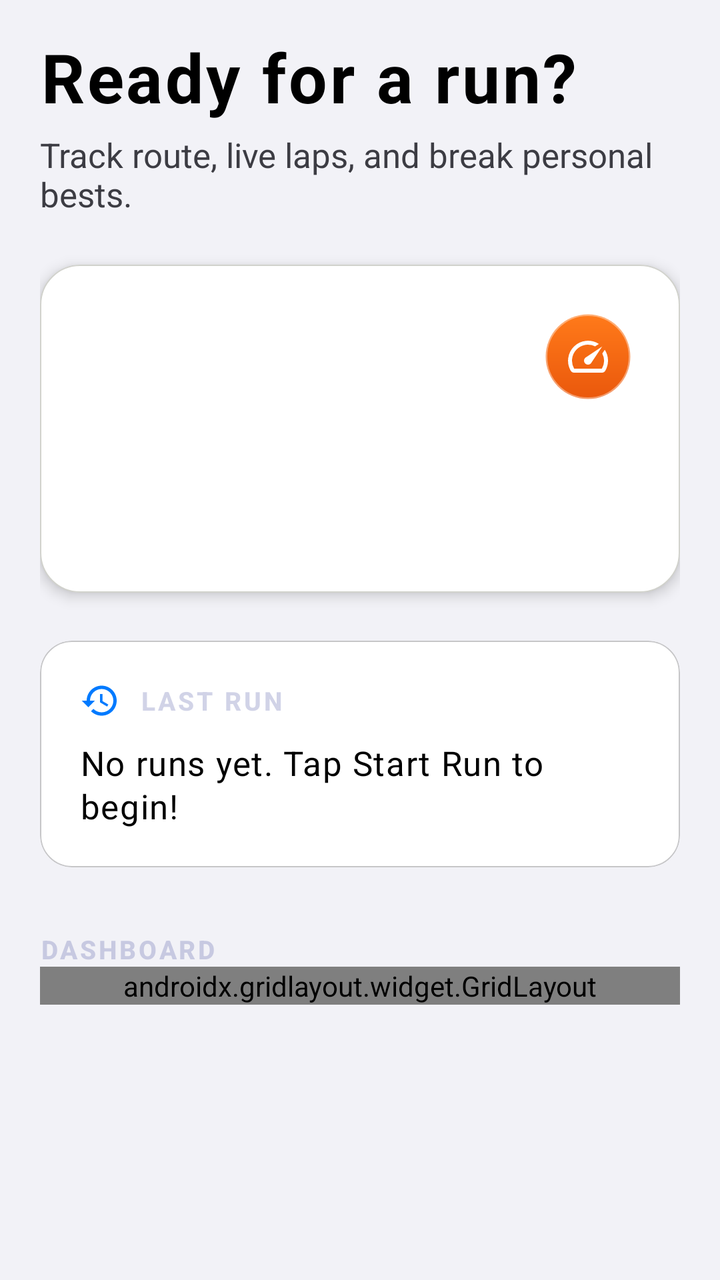
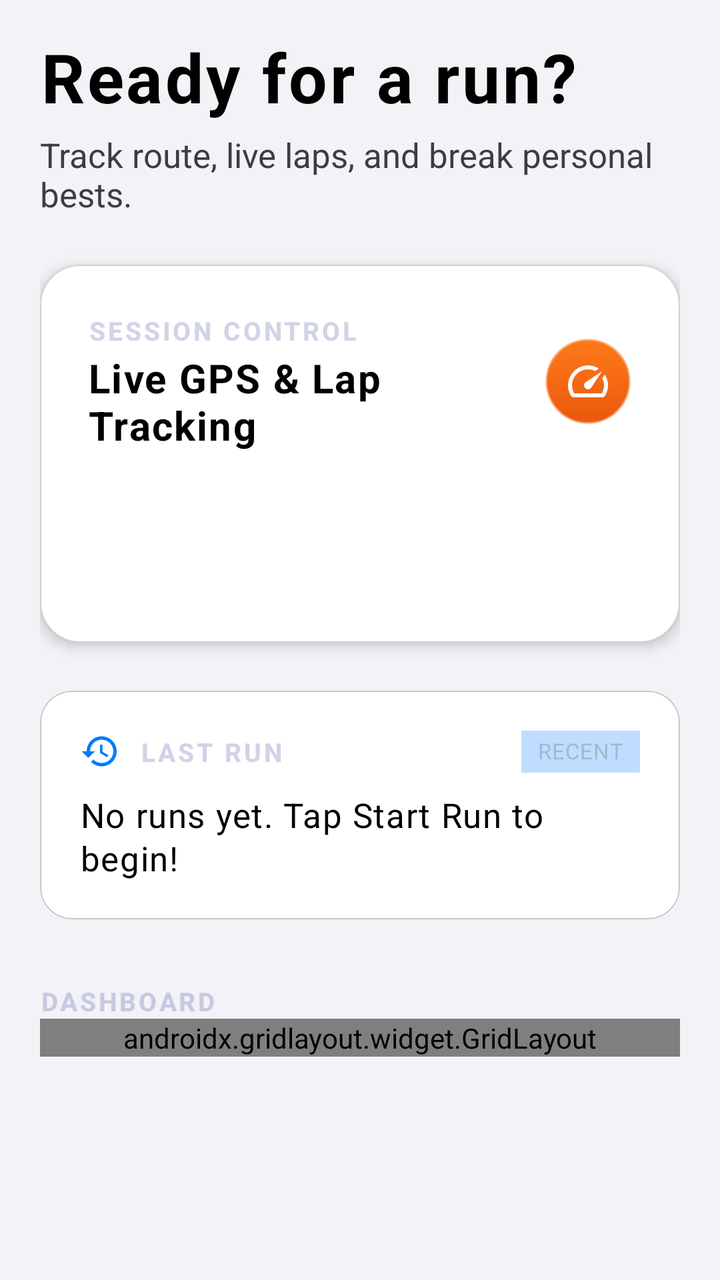

An Android layout rendered at two revisions. The XML below is the earlier revision; the diff shows what the commit changed to produce the second picture.
<!-- AndroidManifest.xml: application theme Theme.ShameTracker -->
<!-- res/layout/fragment_home.xml -->
<?xml version="1.0" encoding="utf-8"?>
<androidx.core.widget.NestedScrollView
    xmlns:android="http://schemas.android.com/apk/res/android"
    xmlns:app="http://schemas.android.com/apk/res-auto"
    xmlns:tools="http://schemas.android.com/tools"
    android:layout_width="match_parent"
    android:layout_height="match_parent"
    android:background="@color/background"
    android:fillViewport="true"
    android:clipToPadding="false"
    android:paddingBottom="40dp">

    <androidx.constraintlayout.widget.ConstraintLayout
        android:layout_width="match_parent"
        android:layout_height="wrap_content"
        android:paddingHorizontal="20dp"
        android:paddingTop="20dp">

        
        <LinearLayout
            android:id="@+id/headerLayout"
            android:layout_width="match_parent"
            android:layout_height="wrap_content"
            android:orientation="vertical"
            app:layout_constraintTop_toTopOf="parent"
            app:layout_constraintStart_toStartOf="parent"
            app:layout_constraintEnd_toEndOf="parent">

            <TextView
                android:id="@+id/tvGreeting"
                android:layout_width="wrap_content"
                android:layout_height="wrap_content"
                android:text="Ready for a run?"
                android:textSize="34sp"
                android:textStyle="bold"
                android:textColor="@color/label_primary"
                android:includeFontPadding="false"
                android:letterSpacing="0.037" />

            <TextView
                android:layout_width="wrap_content"
                android:layout_height="wrap_content"
                android:text="Track route, live laps, and break personal bests."
                android:textSize="17sp"
                android:textColor="@color/label_secondary"
                android:layout_marginTop="6dp" />
        </LinearLayout>

        
        <com.google.android.material.card.MaterialCardView
            android:id="@+id/cardStartHero"
            android:layout_width="match_parent"
            android:layout_height="wrap_content"
            android:layout_marginTop="24dp"
            style="@style/Widget.ShameTracker.GlassCard.Elevated"
            app:layout_constraintTop_toBottomOf="@id/headerLayout"
            app:layout_constraintStart_toStartOf="parent"
            app:layout_constraintEnd_toEndOf="parent">

            <LinearLayout
                android:layout_width="match_parent"
                android:layout_height="wrap_content"
                android:orientation="vertical"
                android:padding="24dp">

                <LinearLayout
                    android:layout_width="match_parent"
                    android:layout_height="wrap_content"
                    android:orientation="horizontal"
                    android:gravity="center_vertical"
                    android:layout_marginBottom="16dp">

                    <LinearLayout
                        android:layout_width="0dp"
                        android:layout_height="wrap_content"
                        android:layout_weight="1"
                        android:orientation="vertical">

                        <TextView
                            style="@style/TextAppearance.ShameTracker.SectionTitle"
                            android:text="SESSION CONTROL" />

                        <TextView
                            style="@style/TextAppearance.ShameTracker.Title3"
                            android:text="Live GPS &amp; Lap Tracking"
                            android:layout_marginTop="4dp" />
                    </LinearLayout>

                    <androidx.appcompat.widget.AppCompatImageView
                        android:layout_width="44dp"
                        android:layout_height="44dp"
                        android:src="@drawable/ic_speed"
                        android:background="@drawable/bg_button_primary_accent"
                        android:padding="10dp"
                        android:contentDescription="@null"
                        android:scaleType="centerInside" />
                </LinearLayout>

                <Button
                    android:id="@+id/btnStartSession"
                    style="@style/Widget.ShameTracker.Button.Primary"
                    android:layout_width="match_parent"
                    android:layout_height="56dp"
                    android:text="@string/start_session"
                    android:drawableStart="@drawable/ic_play_arrow"
                    android:drawableTint="#FFFFFF"
                    android:drawablePadding="12dp"
                    android:paddingHorizontal="32dp"
                    android:insetLeft="0dp"
                    android:insetRight="0dp" />
            </LinearLayout>
        </com.google.android.material.card.MaterialCardView>

        
        <com.google.android.material.card.MaterialCardView
            android:id="@+id/cardLastRun"
            android:layout_width="match_parent"
            android:layout_height="wrap_content"
            android:layout_marginTop="24dp"
            style="@style/Widget.ShameTracker.SectionCard"
            app:layout_constraintTop_toBottomOf="@id/cardStartHero"
            app:layout_constraintStart_toStartOf="parent"
            app:layout_constraintEnd_toEndOf="parent">

            <LinearLayout
                android:layout_width="match_parent"
                android:layout_height="wrap_content"
                android:orientation="vertical"
                android:padding="20dp">

                <LinearLayout
                    android:layout_width="match_parent"
                    android:layout_height="wrap_content"
                    android:orientation="horizontal"
                    android:gravity="center_vertical"
                    android:layout_marginBottom="12dp">

                    <androidx.appcompat.widget.AppCompatImageView
                        android:layout_width="20dp"
                        android:layout_height="20dp"
                        android:src="@drawable/ic_history"
                        app:tint="@color/system_blue"
                        android:layout_marginEnd="10dp"
                        android:contentDescription="@null" />

                    <TextView
                        android:layout_width="0dp"
                        android:layout_height="wrap_content"
                        android:layout_weight="1"
                        style="@style/TextAppearance.ShameTracker.SectionTitle"
                        android:text="@string/last_run" />

                    <TextView
                        style="@style/TextAppearance.ShameTracker.Caption2"
                        android:text="RECENT"
                        android:background="@color/glass_border_blue"
                        android:paddingHorizontal="8dp"
                        android:paddingVertical="4dp" />
                </LinearLayout>

                <TextView
                    android:id="@+id/tvLastRunInfo"
                    android:layout_width="match_parent"
                    android:layout_height="wrap_content"
                    android:text="@string/no_recent_run"
                    style="@style/TextAppearance.ShameTracker.Body"
                    android:lineSpacingExtra="2dp" />
            </LinearLayout>
        </com.google.android.material.card.MaterialCardView>

        
        <TextView
            android:id="@+id/tvExploreTitle"
            android:layout_width="wrap_content"
            android:layout_height="wrap_content"
            android:layout_marginTop="32dp"
            android:layout_marginBottom="16dp"
            style="@style/TextAppearance.ShameTracker.SectionTitle"
            android:text="DASHBOARD"
            app:layout_constraintTop_toBottomOf="@id/cardLastRun"
            app:layout_constraintStart_toStartOf="parent" />

        <androidx.gridlayout.widget.GridLayout
            android:id="@+id/gridNav"
            android:layout_width="match_parent"
            android:layout_height="wrap_content"
            android:columnCount="2"
            android:rowCount="2"
            android:alignmentMode="alignMargins"
            app:layout_constraintTop_toBottomOf="@id/tvExploreTitle"
            app:layout_constraintStart_toStartOf="parent"
            app:layout_constraintEnd_toEndOf="parent">

            
            <com.google.android.material.card.MaterialCardView
                android:id="@+id/btnHistory"
                android:layout_width="0dp"
                android:layout_height="110dp"
                android:layout_columnWeight="1"
                android:layout_marginEnd="8dp"
                android:layout_marginBottom="16dp"
                android:clickable="true"
                android:focusable="true"
                android:foreground="?attr/selectableItemBackground"
                style="@style/Widget.ShameTracker.GlassCard"
                app:layout_columnWeight="1">

                <LinearLayout
                    android:layout_width="match_parent"
                    android:layout_height="match_parent"
                    android:orientation="vertical"
                    android:gravity="center"
                    android:padding="16dp">

                    <androidx.appcompat.widget.AppCompatImageView
                        android:layout_width="28dp"
                        android:layout_height="28dp"
                        android:src="@drawable/ic_history"
                        app:tint="@color/system_blue"
                        android:layout_marginBottom="8dp"
                        android:contentDescription="@null" />

                    <TextView
                        android:layout_width="wrap_content"
                        android:layout_height="wrap_content"
                        style="@style/TextAppearance.ShameTracker.Subheadline"
                        android:text="@string/history"
                        android:textColor="@color/label_primary" />
                </LinearLayout>
            </com.google.android.material.card.MaterialCardView>

            
            <com.google.android.material.card.MaterialCardView
                android:id="@+id/btnCharts"
                android:layout_width="0dp"
                android:layout_height="110dp"
                android:layout_columnWeight="1"
                android:layout_marginStart="8dp"
                android:layout_marginBottom="16dp"
                android:clickable="true"
                android:focusable="true"
                android:foreground="?attr/selectableItemBackground"
                style="@style/Widget.ShameTracker.GlassCard"
                app:layout_columnWeight="1">

                <LinearLayout
                    android:layout_width="match_parent"
                    android:layout_height="match_parent"
                    android:orientation="vertical"
                    android:gravity="center"
                    android:padding="16dp">

                    <androidx.appcompat.widget.AppCompatImageView
                        android:layout_width="28dp"
                        android:layout_height="28dp"
                        android:src="@drawable/ic_bar_chart"
                        app:tint="@color/system_teal"
                        android:layout_marginBottom="8dp"
                        android:contentDescription="@null" />

                    <TextView
                        android:layout_width="wrap_content"
                        android:layout_height="wrap_content"
                        style="@style/TextAppearance.ShameTracker.Subheadline"
                        android:text="@string/charts"
                        android:textColor="@color/label_primary" />
                </LinearLayout>
            </com.google.android.material.card.MaterialCardView>

            
            <com.google.android.material.card.MaterialCardView
                android:id="@+id/btnBests"
                android:layout_width="0dp"
                android:layout_height="110dp"
                android:layout_columnWeight="1"
                android:layout_marginEnd="8dp"
                android:clickable="true"
                android:focusable="true"
                android:foreground="?attr/selectableItemBackground"
                style="@style/Widget.ShameTracker.GlassCard"
                app:layout_columnWeight="1">

                <LinearLayout
                    android:layout_width="match_parent"
                    android:layout_height="match_parent"
                    android:orientation="vertical"
                    android:gravity="center"
                    android:padding="16dp">

                    <androidx.appcompat.widget.AppCompatImageView
                        android:layout_width="28dp"
                        android:layout_height="28dp"
                        android:src="@drawable/ic_workspace_premium"
                        app:tint="@color/system_orange"
                        android:layout_marginBottom="8dp"
                        android:contentDescription="@null" />

                    <TextView
                        android:layout_width="wrap_content"
                        android:layout_height="wrap_content"
                        style="@style/TextAppearance.ShameTracker.Subheadline"
                        android:text="@string/personal_bests"
                        android:textColor="@color/label_primary" />
                </LinearLayout>
            </com.google.android.material.card.MaterialCardView>

            
            <com.google.android.material.card.MaterialCardView
                android:id="@+id/btnSettings"
                android:layout_width="0dp"
                android:layout_height="110dp"
                android:layout_columnWeight="1"
                android:layout_marginStart="8dp"
                android:clickable="true"
                android:focusable="true"
                android:foreground="?attr/selectableItemBackground"
                style="@style/Widget.ShameTracker.GlassCard"
                app:layout_columnWeight="1">

                <LinearLayout
                    android:layout_width="match_parent"
                    android:layout_height="match_parent"
                    android:orientation="vertical"
                    android:gravity="center"
                    android:padding="16dp">

                    <androidx.appcompat.widget.AppCompatImageView
                        android:layout_width="28dp"
                        android:layout_height="28dp"
                        android:src="@drawable/ic_settings"
                        app:tint="@color/label_tertiary"
                        android:layout_marginBottom="8dp"
                        android:contentDescription="@null" />

                    <TextView
                        android:layout_width="wrap_content"
                        android:layout_height="wrap_content"
                        style="@style/TextAppearance.ShameTracker.Subheadline"
                        android:text="@string/settings"
                        android:textColor="@color/label_primary" />
                </LinearLayout>
            </com.google.android.material.card.MaterialCardView>
        </androidx.gridlayout.widget.GridLayout>

    </androidx.constraintlayout.widget.ConstraintLayout>
</androidx.core.widget.NestedScrollView>
<!-- resources referenced by this layout -->
<resources>
  <color name="background">@color/system_grouped_background</color>
  <color name="glass_border_blue">#40007AFF</color>
  <color name="label_primary">#000000</color>
  <color name="label_secondary">#3C3C43</color>
  <color name="label_tertiary">#3C3C4399</color>
  <color name="system_blue">#007AFF</color>
  <color name="system_orange">#FF9F0A</color>
  <color name="system_teal">#30B0C7</color>
  <!-- drawable ic_play_arrow (drawable) -->
  <vector xmlns:android="http://schemas.android.com/apk/res/android"
      android:width="24dp"
      android:height="24dp"
      android:viewportWidth="24"
      android:viewportHeight="24">
      <path
          android:fillColor="#FFFFFFFF"
          android:pathData="M8,5v14l11,-7z"/>
  </vector>
  <string name="charts">Charts</string>
  <string name="history">History</string>
  <string name="last_run">Last Run</string>
  <string name="no_recent_run">No runs yet. Tap Start Run to begin!</string>
  <string name="personal_bests">Personal Bests</string>
  <string name="settings">Settings</string>
  <string name="start_session">Start Run</string>
  <style name="TextAppearance.ShameTracker.Body" parent="TextAppearance.MaterialComponents.Body1">
          <item name="android:textSize">17sp</item>
          <item name="android:textColor">@color/label_primary</item>
          <item name="android:includeFontPadding">false</item>
      </style>
  <style name="TextAppearance.ShameTracker.Caption2" parent="TextAppearance.MaterialComponents.Caption">
          <item name="android:textSize">11sp</item>
          <item name="android:textColor">@color/label_quaternary</item>
          <item name="android:includeFontPadding">false</item>
      </style>
  <style name="TextAppearance.ShameTracker.Subheadline" parent="TextAppearance.MaterialComponents.Subtitle1">
          <item name="android:textSize">15sp</item>
          <item name="android:textColor">@color/label_secondary</item>
          <item name="android:includeFontPadding">false</item>
      </style>
  <color name="system_grouped_background">#F2F2F7</color>
  <color name="label_quaternary">#3C3C432E</color>
  <color name="glass_card_surface">#FFFFFF</color>
  <color name="glass_border">#3C3C431A</color>
  <color name="glass_border_prominent">#3C3C4326</color>
  <color name="secondary_system_grouped_background">#FFFFFF</color>
  <color name="separator_opaque">#C6C6C8</color>
  <color name="primary">@color/system_blue</color>
  <color name="primary_variant">@color/system_blue_dark</color>
  <color name="on_primary">#FFFFFF</color>
  <color name="accent">@color/system_orange</color>
  <color name="accent_light">@color/system_orange_light</color>
  <color name="error">@color/system_red</color>
  <color name="surface">@color/system_background</color>
  <color name="surface_variant">@color/secondary_system_background</color>
  <color name="on_surface">@color/label_primary</color>
  <color name="on_surface_medium">@color/label_secondary</color>
  <style name="ShapeAppearance.ShameTracker.Small" parent="ShapeAppearance.MaterialComponents.SmallComponent">
          <item name="cornerFamily">rounded</item>
          <item name="cornerSize">8dp</item>
      </style>
  <style name="ShapeAppearance.ShameTracker.Medium" parent="ShapeAppearance.MaterialComponents.MediumComponent">
          <item name="cornerFamily">rounded</item>
          <item name="cornerSize">16dp</item>
      </style>
  <style name="ShapeAppearance.ShameTracker.Large" parent="ShapeAppearance.MaterialComponents.LargeComponent">
          <item name="cornerFamily">rounded</item>
          <item name="cornerSize">24dp</item>
      </style>
  <color name="system_blue_dark">#0051D5</color>
  <color name="system_orange_light">#FFB340</color>
  <color name="system_red">#FF3B30</color>
  <color name="system_background">#FFFFFF</color>
  <color name="secondary_system_background">#F2F2F7</color>
  <!-- unchanged entries left out for length: 14 -->
</resources>

<!-- the commit's change to res/layout/fragment_home.xml (unified diff, before → after) -->
@@ -77,10 +77,14 @@
                         android:orientation="vertical">
 
                         <TextView
+                            android:layout_width="wrap_content"
+                            android:layout_height="wrap_content"
                             style="@style/TextAppearance.ShameTracker.SectionTitle"
                             android:text="SESSION CONTROL" />
 
                         <TextView
+                            android:layout_width="wrap_content"
+                            android:layout_height="wrap_content"
                             style="@style/TextAppearance.ShameTracker.Title3"
                             android:text="Live GPS &amp; Lap Tracking"
                             android:layout_marginTop="4dp" />
@@ -151,6 +155,8 @@
                         android:text="@string/last_run" />
 
                     <TextView
+                        android:layout_width="wrap_content"
+                        android:layout_height="wrap_content"
                         style="@style/TextAppearance.ShameTracker.Caption2"
                         android:text="RECENT"
                         android:background="@color/glass_border_blue"
